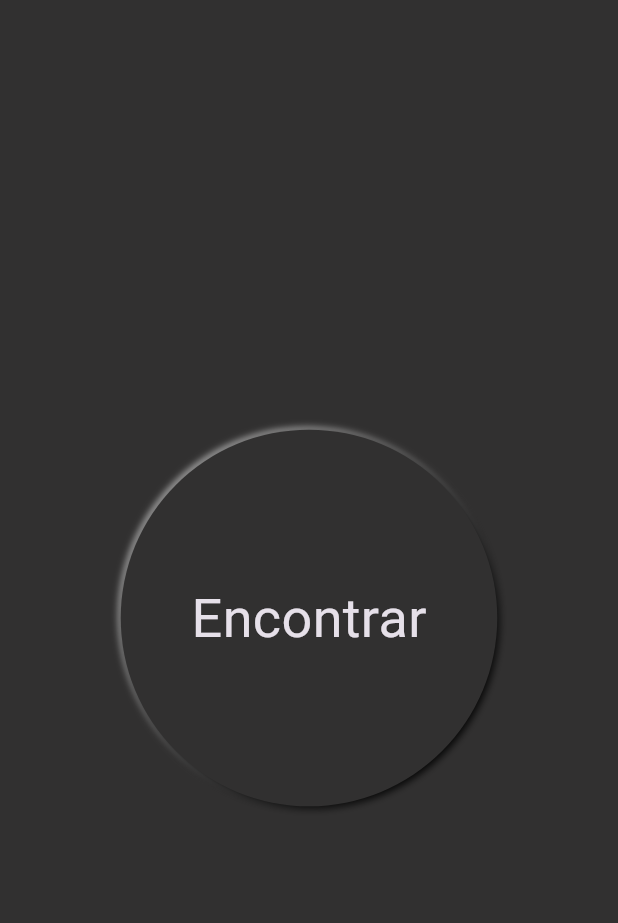
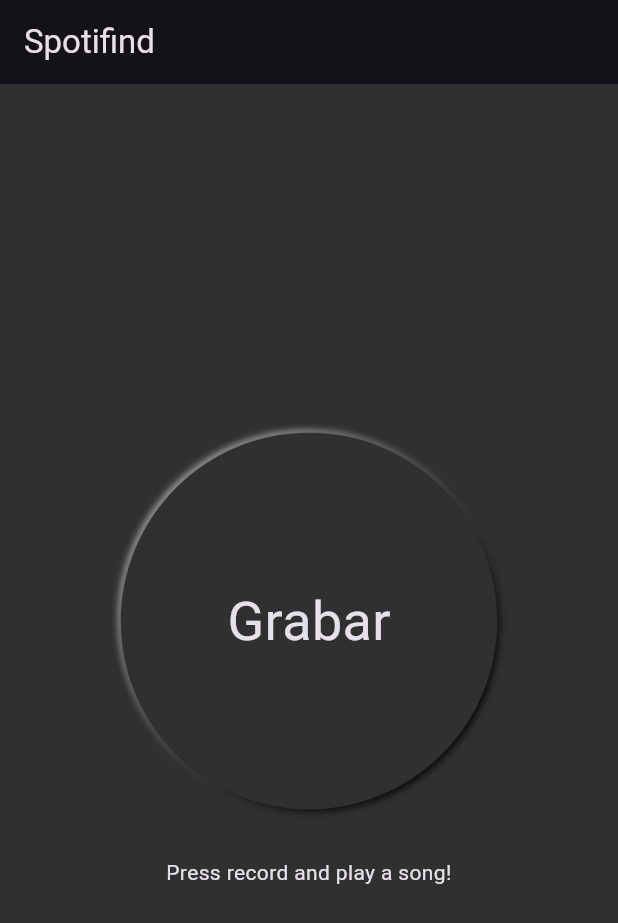
Before and after one commit to Tesam/spotifind, a Flutter app: the screen it shows after launch, on a phone screen of 412 x 824 dp. Shown: the top 923 px of the screen. Run offline on Flutter 3.47's test engine with Material 3 defaults, Android fonts, the phone set to English and light mode, and no system bars; our stand-ins replace firebase_ai, firebase_core, flutter_neumorphic_plus, permission_handler; missing offline and left inert: flutter_sound; accounts and stored records are empty; generated files the repository leaves out were written again.

Commit message:
feat: Implement audio recording and AI music genre detection
- Added AudioService for handling audio recording using Flutter Sound.
- Integrated VertexAIService to send recorded audio to Firebase AI for genre detection.
- Created HomePage with UI for recording audio and displaying results.
- Added necessary exports for services and views.

```diff
--- a/lib/main.dart
+++ b/lib/main.dart
@@ -1,7 +1,7 @@
 import 'package:firebase_core/firebase_core.dart';
 import 'package:flutter_neumorphic_plus/flutter_neumorphic.dart';
 import 'package:spotifind/firebase_options.dart';
-import 'package:spotifind/widgets/widgets.dart';
+import 'package:spotifind/views/views.dart';
 
 void main() async {
   WidgetsFlutterBinding.ensureInitialized();
@@ -33,16 +33,3 @@
     );
   }
 }
-
-class HomePage extends StatelessWidget {
-  const HomePage({
-    super.key,
-  });
-
-  @override
-  Widget build(BuildContext context) {
-    return const Scaffold(
-      body: Center(child: FindButton()),
-    );
-  }
-}
--- /dev/null
+++ b/lib/services/audio_service.dart
@@ -0,0 +1,26 @@
+import 'package:flutter_sound/flutter_sound.dart';
+import 'package:permission_handler/permission_handler.dart';
+
+class AudioService {
+  static final FlutterSoundRecorder _recorder = FlutterSoundRecorder();
+  static bool _isInitialized = false;
+
+  static Future<void> init() async {
+    if (!_isInitialized) {
+      await Permission.microphone.request();
+      await _recorder.openRecorder();
+      _isInitialized = true;
+    }
+  }
+
+  static Future<String?> startRecording() async {
+    await init();
+    const path = 'spotifind_record.aac';
+    await _recorder.startRecorder(toFile: path, codec: Codec.aacADTS);
+    return path;
+  }
+
+  static Future<String?> stopRecording() async {
+    return await _recorder.stopRecorder();
+  }
+}
--- /dev/null
+++ b/lib/services/services.dart
@@ -0,0 +1,2 @@
+export 'audio_service.dart';
+export 'vertex_ai_service.dart';
--- /dev/null
+++ b/lib/views/home_page.dart
@@ -0,0 +1,47 @@
+import 'package:flutter/material.dart';
+import 'package:spotifind/services/services.dart';
+import 'package:spotifind/widgets/widgets.dart';
+
+class HomePage extends StatefulWidget {
+  const HomePage({super.key});
+
+  @override
+  State<HomePage> createState() => _HomePageState();
+}
+
+class _HomePageState extends State<HomePage> {
+  String _response = 'Press record and play a song!';
+  RecordingState _recordingState = RecordingState.idle;
+
+  void _onRecordComplete(String? path) async {
+    if (path != null) {
+      final result = await VertexAIService.sendAudio(path);
+      setState(() => _response = result ?? 'Music not found.');
+    }
+  }
+
+  @override
+  Widget build(BuildContext context) {
+    return Scaffold(
+      appBar: AppBar(title: const Text('Spotifind')),
+      body: Center(
+        child: Column(
+          mainAxisAlignment: MainAxisAlignment.center,
+          children: [
+            FindButton(
+              recordingState: _recordingState,
+              onRecordStart: () =>
+                  setState(() => _recordingState = RecordingState.recording),
+              onRecordStop: (path) {
+                setState(() => _recordingState = RecordingState.stopped);
+                _onRecordComplete(path);
+              },
+            ),
+            const SizedBox(height: 32),
+            Text(_response, textAlign: TextAlign.center),
+          ],
+        ),
+      ),
+    );
+  }
+}
--- /dev/null
+++ b/lib/views/views.dart
@@ -0,0 +1 @@
+export 'home_page.dart';
--- a/lib/widgets/find_button.dart
+++ b/lib/widgets/find_button.dart
@@ -1,10 +1,32 @@
 import 'package:flutter_neumorphic_plus/flutter_neumorphic.dart';
+import 'package:spotifind/services/services.dart';
+
+enum RecordingState {
+  idle,
+  recording,
+  stopped,
+}
 
 class FindButton extends StatelessWidget {
-  const FindButton({super.key});
+  const FindButton({
+    super.key,
+    required this.recordingState,
+    required this.onRecordStart,
+    required this.onRecordStop,
+  });
+
+  final RecordingState recordingState;
+  final VoidCallback onRecordStart;
+  final ValueChanged<String?> onRecordStop;
 
   @override
   Widget build(BuildContext context) {
+    final text = switch (recordingState) {
+      RecordingState.idle => 'Grabar',
+      RecordingState.recording => 'Parar',
+      RecordingState.stopped => 'Analizando',
+    };
+
     return NeumorphicButton(
       style: NeumorphicStyle(
         depth: 3,
@@ -14,11 +36,22 @@
         shadowLightColor: const Color(0xFFFFFFFF).withAlpha(80),
       ),
       padding: const EdgeInsets.all(100),
-      onPressed: () {},
-      child: const Text(
-        'Encontrar',
-        style: TextStyle(fontSize: 36),
+      onPressed: () => toggleRecording(),
+      child: Text(
+        text,
+        style: const TextStyle(fontSize: 36),
       ),
     );
   }
+
+  void toggleRecording() async {
+    if (recordingState == RecordingState.stopped ||
+        recordingState == RecordingState.idle) {
+      await AudioService.startRecording();
+      onRecordStart();
+    } else {
+      final path = await AudioService.stopRecording();
+      onRecordStop(path);
+    }
+  }
 }
--- a/pubspec.yaml
+++ b/pubspec.yaml
@@ -9,7 +9,7 @@
 
 dependencies:
   firebase_core: ^3.13.0
-  firebase_vertexai: ^1.6.0
+  firebase_ai: ^2.0.0
   flutter:
     sdk: flutter
 
```
Also changed, not shown: lib/services/vertex_ai_service.dart (added, +34 -0 lines), pubspec.lock, 126 other files.
